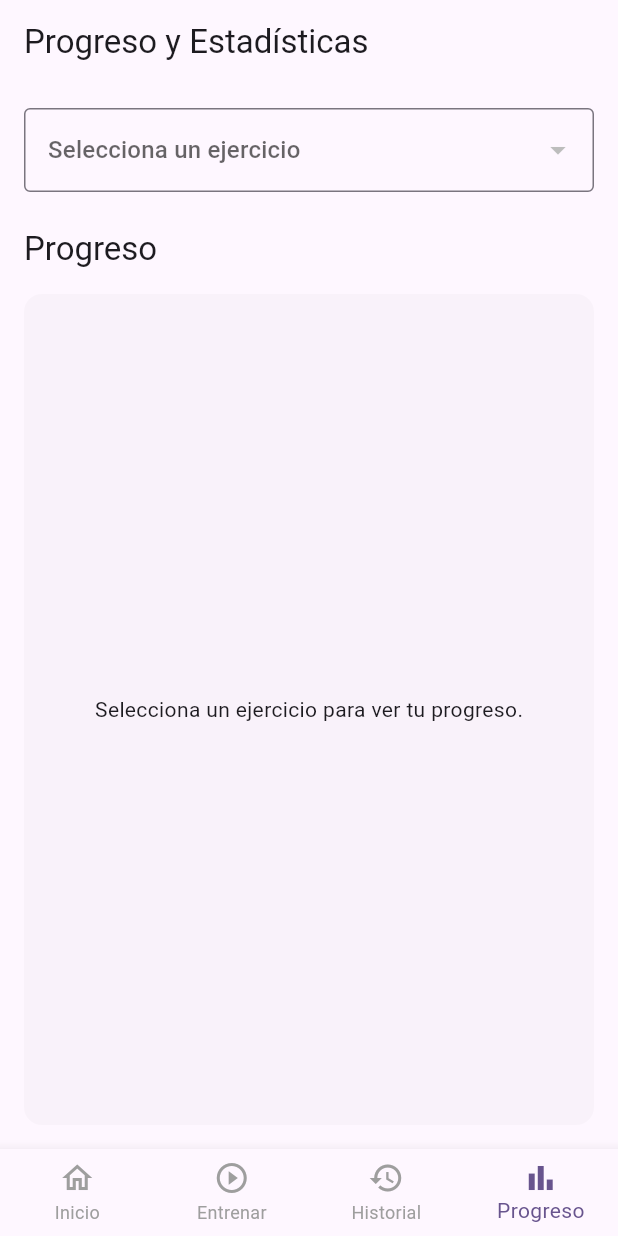
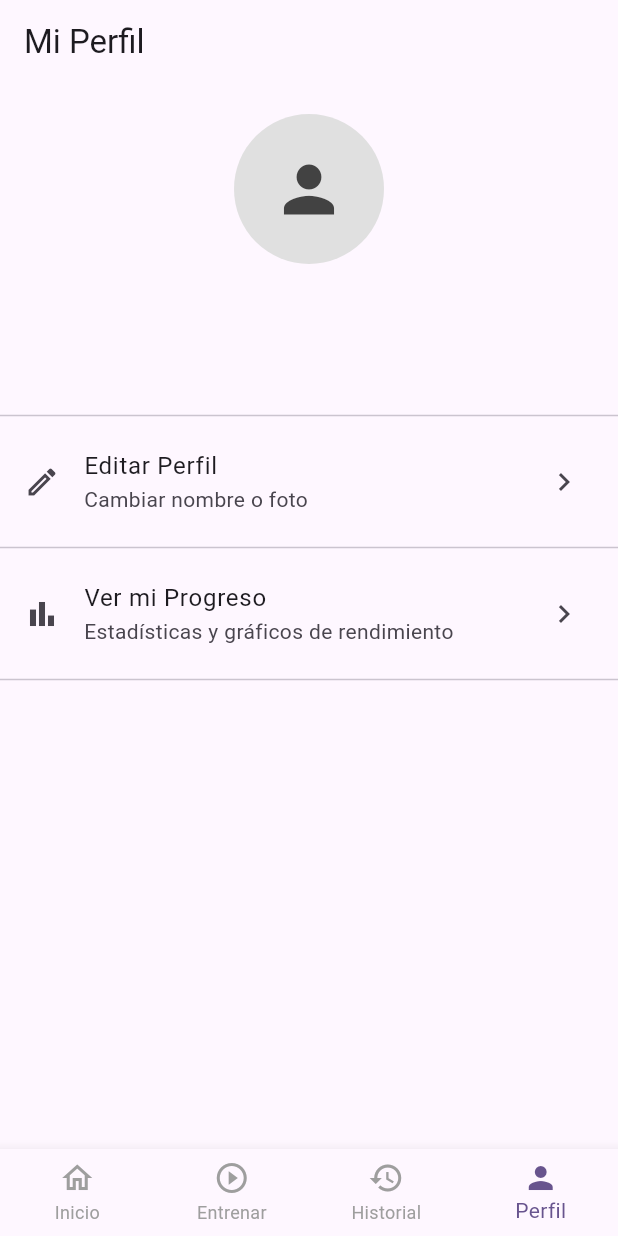
Before and after one commit to mseligmann39/gymtrackapp, a Flutter app: the screen it shows once a user with an empty profile is signed in, item 4 of the bottom bar chosen, on a phone screen of 412 x 824 dp. Run offline on Flutter 3.47's test engine with Material 3 defaults, Android fonts, the phone set to English and light mode, and no system bars; our stand-ins replace cloud_firestore, firebase_auth, firebase_core, fl_chart, image_picker; accounts and stored records are empty.

Commit message:
Ultimo antes de ir a Barcelona SIN PROBAR IMPLEMENTACIONES

```diff
--- a/lib/screens/main_screen.dart
+++ b/lib/screens/main_screen.dart
@@ -2,7 +2,7 @@ import 'package:flutter/material.dart';
 import 'home_screen.dart';
 import 'routines_list_screen.dart';
 import 'history_screen.dart';
-import 'stats_screen.dart';
+import 'profile_screen.dart'; // Importamos la nueva pantalla de perfil
 
 class MainScreen extends StatefulWidget {
   const MainScreen({super.key});
@@ -14,12 +14,13 @@ class MainScreen extends StatefulWidget {
 class _MainScreenState extends State<MainScreen> {
   int _selectedIndex = 0;
 
-  // Lista de las pantallas que se mostrarán en cada pestaña
+  // --- CAMBIO AQUÍ ---
+  // Actualizamos la lista de pantallas para incluir el perfil
   static const List<Widget> _widgetOptions = <Widget>[
     HomeScreen(),
-    RoutinesListScreen(isSelectionMode: true), // Para iniciar un entrenamiento
+    RoutinesListScreen(isSelectionMode: true),
     HistoryScreen(),
-    StatsScreen(),
+    ProfileScreen(), // Reemplazamos StatsScreen con ProfileScreen
   ];
 
   void _onItemTapped(int index) {
@@ -35,8 +36,9 @@ class _MainScreenState extends State<MainScreen> {
         child: _widgetOptions.elementAt(_selectedIndex),
       ),
       bottomNavigationBar: BottomNavigationBar(
-        // Usamos 'fixed' para que todos los items sean siempre visibles
         type: BottomNavigationBarType.fixed,
+        // --- CAMBIO AQUÍ ---
+        // Actualizamos los items de la barra de navegación
         items: const <BottomNavigationBarItem>[
           BottomNavigationBarItem(
             icon: Icon(Icons.home_outlined),
@@ -54,9 +56,9 @@ class _MainScreenState extends State<MainScreen> {
             label: 'Historial',
           ),
           BottomNavigationBarItem(
-            icon: Icon(Icons.bar_chart_outlined),
-            activeIcon: Icon(Icons.bar_chart),
-            label: 'Progreso',
+            icon: Icon(Icons.person_outline), // Icono de perfil
+            activeIcon: Icon(Icons.person),
+            label: 'Perfil', // Etiqueta de perfil
           ),
         ],
         currentIndex: _selectedIndex,
--- /dev/null
+++ b/lib/screens/profile_screen.dart
@@ -0,0 +1,79 @@
+import 'package:flutter/material.dart';
+import 'package:provider/provider.dart';
+import 'package:firebase_auth/firebase_auth.dart';
+import 'stats_screen.dart';
+import 'edit_profile_screen.dart';
+
+class ProfileScreen extends StatelessWidget {
+  const ProfileScreen({super.key});
+
+  @override
+  Widget build(BuildContext context) {
+    // Usamos context.watch para que la pantalla se redibuje si el perfil cambia
+    final user = context.watch<User?>();
+
+    if (user == null) {
+      return const Scaffold(
+        body: Center(child: Text('Usuario no encontrado.')),
+      );
+    }
+
+    return Scaffold(
+      appBar: AppBar(
+        title: const Text('Mi Perfil'),
+      ),
+      body: ListView(
+        padding: const EdgeInsets.symmetric(vertical: 20.0),
+        children: <Widget>[
+          CircleAvatar(
+            radius: 50,
+            backgroundColor: Colors.grey.shade300,
+            backgroundImage: user.photoURL != null ? NetworkImage(user.photoURL!) : null,
+            child: user.photoURL == null
+                ? Icon(Icons.person, size: 50, color: Colors.grey.shade800)
+                : null,
+          ),
+          const SizedBox(height: 10),
+          Center(
+            child: Text(
+              user.displayName ?? 'Sin nombre',
+              style: Theme.of(context).textTheme.headlineSmall?.copyWith(fontWeight: FontWeight.bold),
+            ),
+          ),
+          Center(
+            child: Text(
+              user.email ?? '',
+              style: Theme.of(context).textTheme.bodyMedium?.copyWith(color: Colors.grey),
+            ),
+          ),
+          const SizedBox(height: 30),
+          const Divider(),
+          ListTile(
+            leading: const Icon(Icons.edit_outlined),
+            title: const Text('Editar Perfil'),
+            subtitle: const Text('Cambiar nombre o foto'),
+            trailing: const Icon(Icons.chevron_right),
+            onTap: () {
+              Navigator.of(context).push(
+                MaterialPageRoute(builder: (_) => const EditProfileScreen()),
+              );
+            },
+          ),
+          const Divider(),
+          ListTile(
+            leading: const Icon(Icons.bar_chart_outlined),
+            title: const Text('Ver mi Progreso'),
+            subtitle: const Text('Estadísticas y gráficos de rendimiento'),
+            trailing: const Icon(Icons.chevron_right),
+            onTap: () {
+              Navigator.of(context).push(
+                MaterialPageRoute(builder: (_) => const StatsScreen()),
+              );
+            },
+          ),
+          const Divider(),
+        ],
+      ),
+    );
+  }
+}
--- a/pubspec.yaml
+++ b/pubspec.yaml
@@ -41,6 +41,9 @@ dependencies:
   # Use with the CupertinoIcons class for iOS style icons.
   cupertino_icons: ^1.0.8
   fl_chart: ^0.68.0
+  image_picker: ^1.1.2
+  # Para subir archivos a Firebase Storage
+  firebase_storage: ^12.1.0
 
 
 dev_dependencies:
```
Also changed, not shown: lib/screens/edit_profile_screen.dart (added, +123 -0 lines), lib/services/profile_service.dart (added, +64 -0 lines), pubspec.lock, 6 other files.
